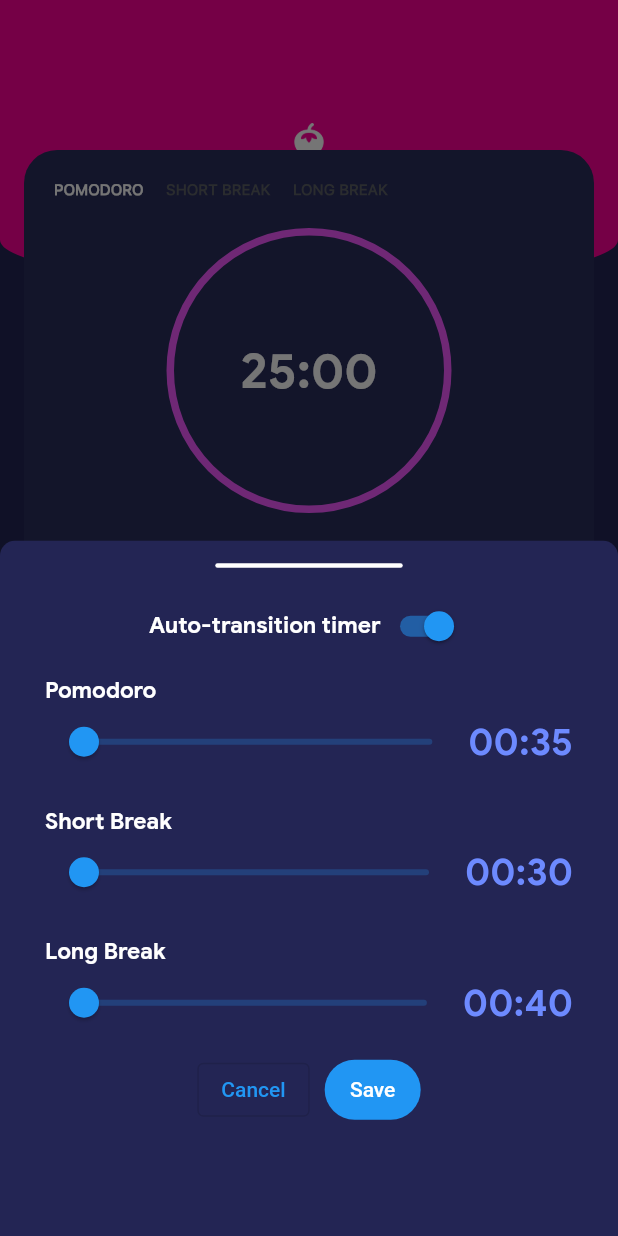
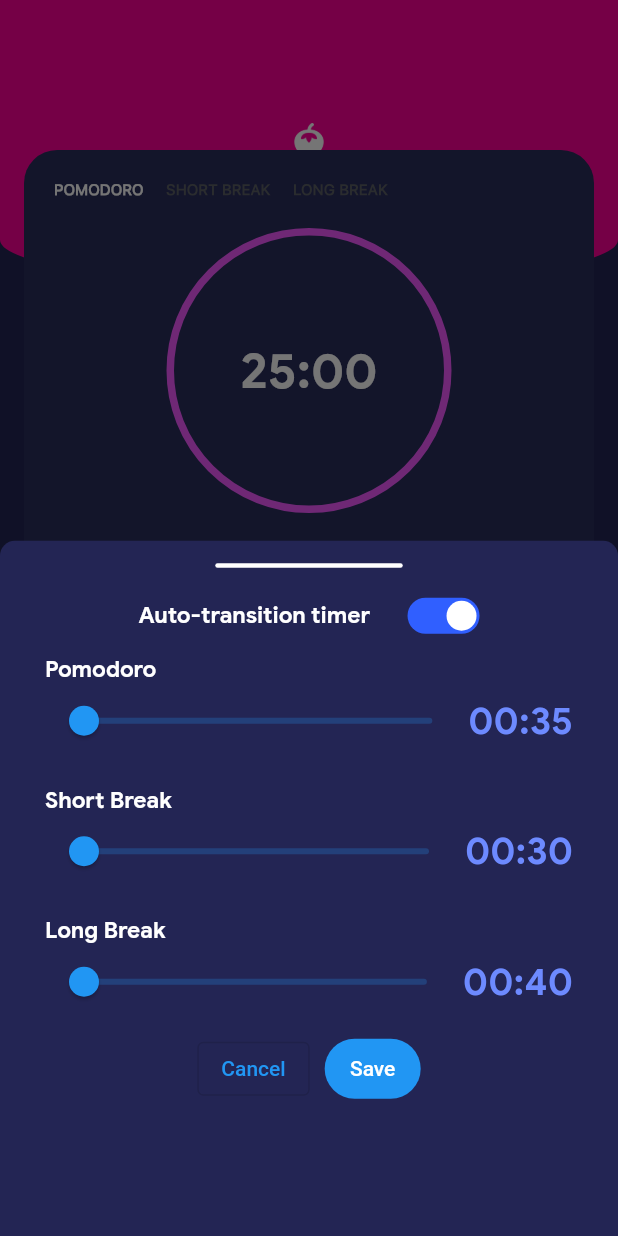
Before and after one commit to tomc128/classify-timer-trial, a Flutter app: the screen it shows after launch, after a tap on the "edit" icon, on a phone screen of 412 x 824 dp. Run offline on Flutter 3.47's test engine with Material 2 defaults, Android fonts, the phone set to English and light mode, and no system bars; drawn by our look-alikes of curved_labeled_navigation_bar; project files that could hold a hidden picture were left out.

Commit message:
Implement zone switch in popup

```diff
--- a/lib/pages/zone.dart
+++ b/lib/pages/zone.dart
@@ -1,7 +1,6 @@
 import 'package:flutter/material.dart';
 import 'package:provider/provider.dart';
 import 'package:timer_trial/duration_extensions.dart';
-import 'package:timer_trial/widgets/zone_switch.dart';
 import 'package:timer_trial/zone/zone_popup.dart';
 import 'package:timer_trial/zone/zone_timer.dart';
 
@@ -15,8 +14,6 @@ class ZonePage extends StatefulWidget {
 }
 
 class _ZonePageState extends State<ZonePage> {
-  bool val = false;
-
   @override
   Widget build(BuildContext context) {
     double screenWidth = MediaQuery.of(context).size.width;
@@ -54,13 +51,6 @@ class _ZonePageState extends State<ZonePage> {
                 buildZoneStateHeader(context, timer),
                 buildClockWidget(context, timer),
                 buildControlButtons(context, timer),
-                ZoneSwitch(
-                    value: val,
-                    onChanged: (v) {
-                      setState(() {
-                        val = v;
-                      });
-                    }),
               ],
             ),
           ),
--- a/lib/zone/zone_popup.dart
+++ b/lib/zone/zone_popup.dart
@@ -1,6 +1,7 @@
 import 'package:flutter/material.dart';
 import 'package:timer_trial/constants.dart';
 import 'package:timer_trial/duration_extensions.dart';
+import 'package:timer_trial/widgets/zone_switch.dart';
 import 'package:timer_trial/zone/zone_timer.dart';
 
 class ZonePopup extends StatefulWidget {
@@ -52,22 +53,22 @@ class _ZonePopupState extends State<ZonePopup> {
               ),
             ),
           ),
-          Row(
+          Padding(
+            padding: const EdgeInsets.symmetric(vertical: 5),
+            child: Row(
               mainAxisAlignment: MainAxisAlignment.center,
               children: [
                 Text(
                   "Auto-transition timer",
                   style: kGoogleSansTextStyle.copyWith(color: Colors.white, fontSize: 15),
                 ),
-              Switch(
-                value: widget.settings.autoTransition,
-                onChanged: (value) => {
-                  setState(() {
-                    _settings.autoTransition = value;
-                  })
-                },
+                const SizedBox(width: 25),
+                ZoneSwitch(
+                  value: _settings.autoTransition,
+                  onChanged: (value) => setState(() => _settings.autoTransition = value),
                 ),
               ],
+            ),
           ),
           buildSlider('Pomodoro', _settings.pomodoroDuration, (duration) {
             _settings.pomodoroDuration = duration;
```
Lines whose indentation alone changed are shown as unchanged.
